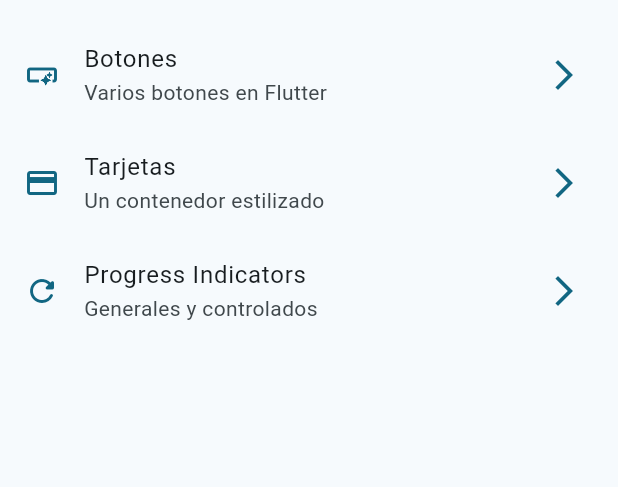
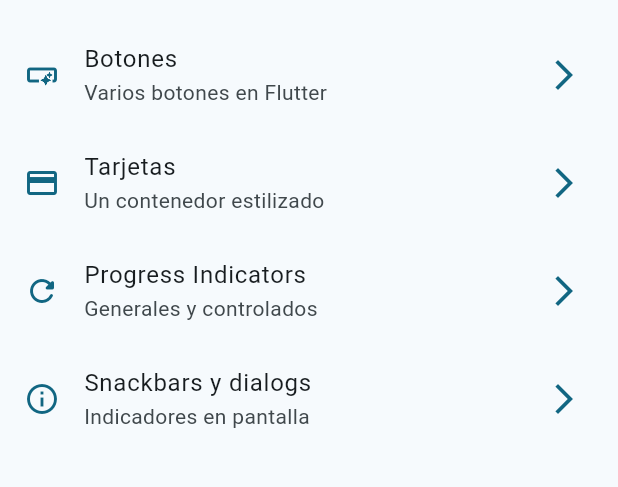
Before and after one commit to jimcode1090/widgets_app, a Flutter app: the screen it shows after launch, on a phone screen of 412 x 824 dp, the part 63-550 px from its top. Run offline on Flutter 3.47's test engine with Material 3 defaults, Android fonts, the phone set to English and light mode, and no system bars; our stand-ins replace go_router.

Commit message:
snackbars dialogs finish

```diff
--- a/lib/config/menu/menu_items.dart
+++ b/lib/config/menu/menu_items.dart
@@ -33,4 +33,10 @@ const appMenuItems = <MenuItems>[
     link: '/progress',
     icon: Icons.refresh_rounded,
   ),
+  MenuItems(
+    title: 'Snackbars y dialogs',
+    subtitle: 'Indicadores en pantalla',
+    link: '/snackbars',
+    icon: Icons.info_outline,
+  ),
 ];
--- a/lib/config/router/app_router.dart
+++ b/lib/config/router/app_router.dart
@@ -24,5 +24,10 @@ final appRouter = GoRouter(
       name: ProgressScreen.name,
       builder: (context, state) => const ProgressScreen(),
     ),
+    GoRoute(
+      path: '/snackbars',
+      name: SnackbarScreen.name,
+      builder: (context, state) => const SnackbarScreen(),
+    ),
   ],
 );
```
Also changed, not shown: lib/presentation/screens/snackbar/snackbar_screen.dart (+74 -2 lines).
